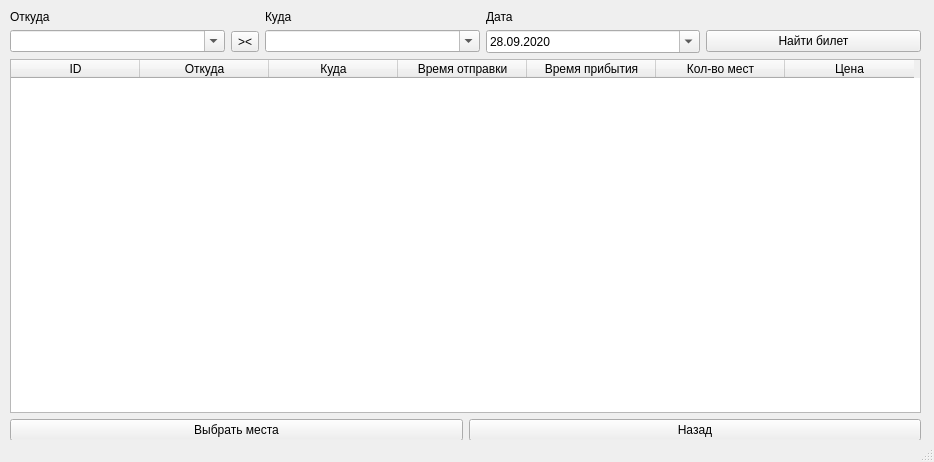
Qt form data/etc/Ticket.ui (Substance-live/Train_application) before a commit.
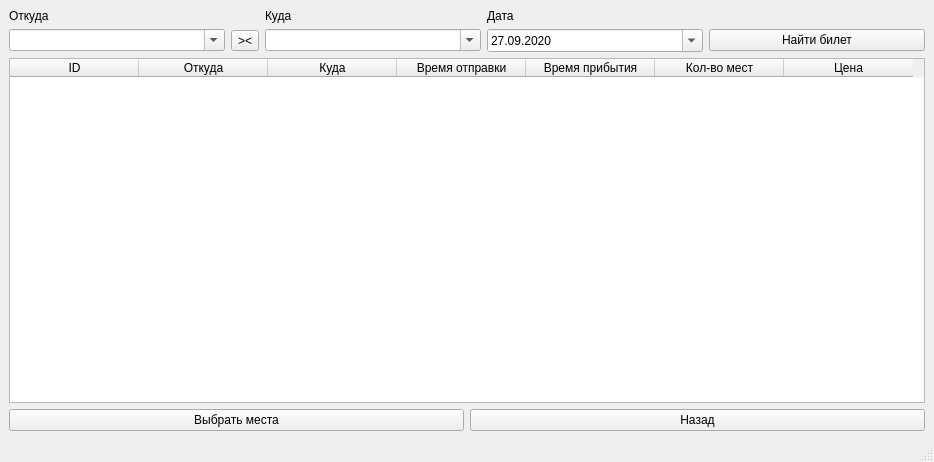
The same form after that commit.

Patch:
```diff
--- a/data/etc/Ticket.ui
+++ b/data/etc/Ticket.ui
@@ -25,20 +25,8 @@
    <string>Ticket</string>
   </property>
   <widget class="QWidget" name="centralwidget">
-   <widget class="QWidget" name="layoutWidget">
-    <property name="geometry">
-     <rect>
-      <x>10</x>
-      <y>10</y>
-      <width>911</width>
-      <height>431</height>
-     </rect>
-    </property>
-    <property name="font">
-     <font>
-      <pointsize>9</pointsize>
-     </font>
-    </property>
+   <layout class="QGridLayout" name="gridLayout_3">
+    <item row="0" column="0">
     <layout class="QVBoxLayout" name="verticalLayout">
      <item>
       <layout class="QGridLayout" name="gridLayout">
@@ -140,7 +128,7 @@
            <second>0</second>
            <year>2020</year>
            <month>9</month>
-           <day>28</day>
+            <day>27</day>
           </datetime>
          </property>
          <property name="displayFormat">
@@ -289,7 +277,8 @@
       </layout>
      </item>
     </layout>
-   </widget>
+    </item>
+   </layout>
   </widget>
   <widget class="QStatusBar" name="statusbar"/>
  </widget>
```
Lines whose indentation alone changed are shown as unchanged.
